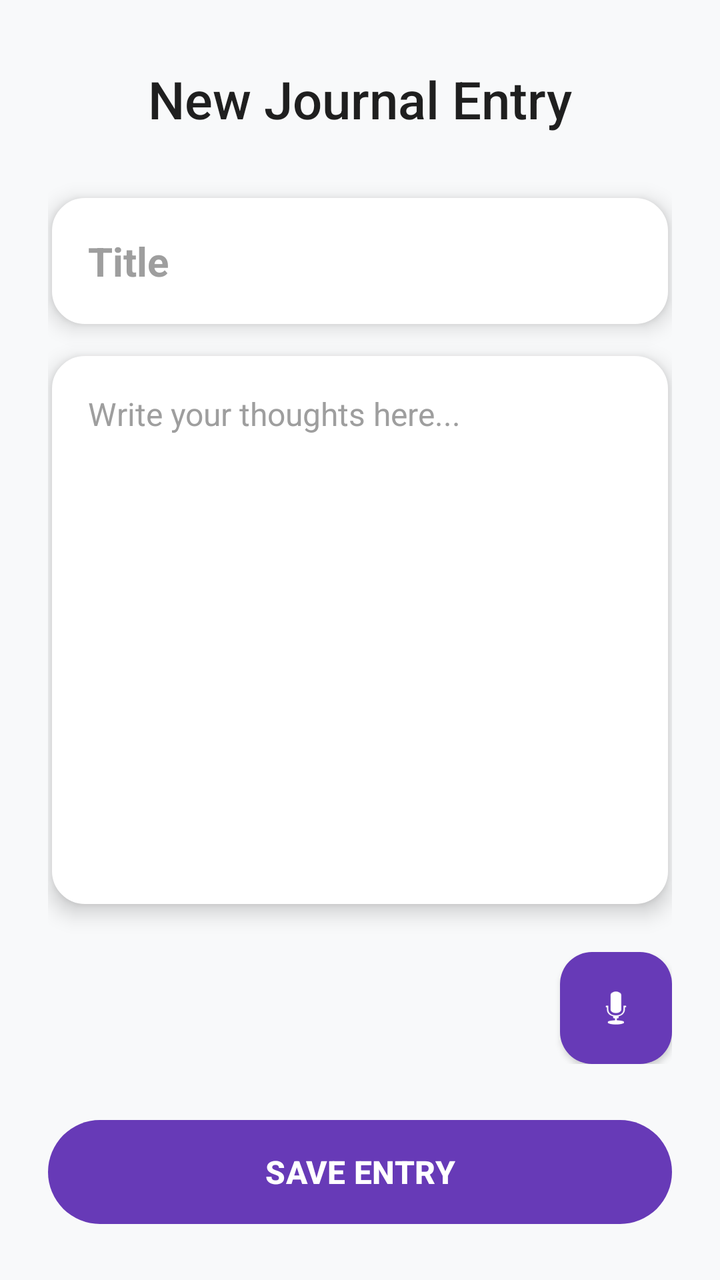
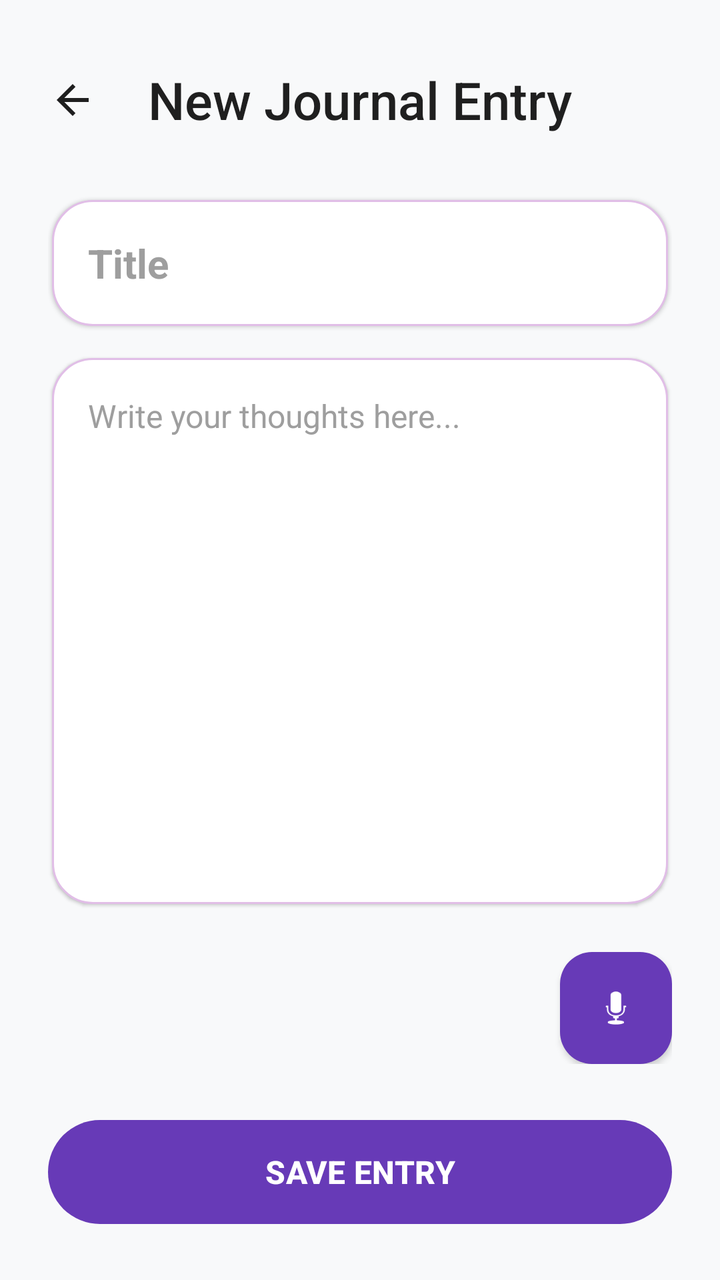

Two renders of the same Android screen: before a commit and after it. Below are the layout's source before the change and the commit's diff.
<!-- AndroidManifest.xml: application theme Theme.SpiritualTracker -->
<!-- res/layout/activity_journal.xml -->
<?xml version="1.0" encoding="utf-8"?>
<LinearLayout xmlns:android="http://schemas.android.com/apk/res/android"
    xmlns:app="http://schemas.android.com/apk/res-auto"
    android:layout_width="match_parent"
    android:layout_height="match_parent"
    android:orientation="vertical"
    android:background="#F8F9FA"
    android:fitsSystemWindows="true">

    <LinearLayout
        android:layout_width="match_parent"
        android:layout_height="match_parent"
        android:orientation="vertical"
        android:padding="24dp">

        <TextView
            android:layout_width="wrap_content"
            android:layout_height="wrap_content"
            android:text="New Journal Entry"
            android:textSize="26sp"
            android:fontFamily="sans-serif-medium"
            android:textColor="#1F1F1F"
            android:layout_gravity="center"
            android:layout_marginTop="8dp"
            android:layout_marginBottom="32dp"/>

        <EditText
            android:id="@+id/etTitle"
            android:layout_width="match_parent"
            android:layout_height="wrap_content"
            android:background="@drawable/bg_rounded_input"
            android:backgroundTint="#FFFFFF"
            android:elevation="6dp"
            android:padding="18dp"
            android:hint="Title"
            android:textSize="20sp"
            android:textStyle="bold"
            android:layout_marginBottom="16dp"
            android:layout_marginHorizontal="2dp"
            android:textColor="#1F1F1F"
            android:textColorHint="#9E9E9E"/>

        <EditText
            android:id="@+id/etContent"
            android:layout_width="match_parent"
            android:layout_height="0dp"
            android:layout_weight="1"
            android:background="@drawable/bg_rounded_input"
            android:backgroundTint="#FFFFFF"
            android:elevation="6dp"
            android:padding="18dp"
            android:hint="Write your thoughts here..."
            android:gravity="top|start"
            android:textSize="16sp"
            android:lineSpacingExtra="4dp"
            android:layout_marginBottom="24dp"
            android:layout_marginHorizontal="2dp"
            android:textColor="#333333"
            android:textColorHint="#9E9E9E"/>

        <LinearLayout
            android:layout_width="match_parent"
            android:layout_height="wrap_content"
            android:orientation="horizontal"
            android:gravity="center_vertical|end"
            android:layout_marginBottom="24dp">

            <TextView
                android:id="@+id/tvRecordTimer"
                android:layout_width="0dp"
                android:layout_height="wrap_content"
                android:layout_weight="1"
                android:text="00:00"
                android:textColor="#999999"
                android:textSize="14sp"
                android:fontFamily="sans-serif-medium"
                android:paddingStart="4dp"
                android:visibility="gone" />

            <com.google.android.material.floatingactionbutton.FloatingActionButton
                android:id="@+id/btnDiscardAudio"
                android:layout_width="wrap_content"
                android:layout_height="wrap_content"
                android:layout_marginEnd="16dp"
                android:src="@android:drawable/ic_menu_delete"
                app:backgroundTint="#FEE7E6"
                app:tint="#E53935"
                app:elevation="0dp"
                app:fabCustomSize="40dp"
                android:visibility="gone" />

            <com.google.android.material.floatingactionbutton.FloatingActionButton
                android:id="@+id/btnRecord"
                android:layout_width="wrap_content"
                android:layout_height="wrap_content"
                android:src="@android:drawable/ic_btn_speak_now"
                app:backgroundTint="#673AB7"
                app:tint="@android:color/white"
                app:elevation="2dp"
                app:fabSize="normal" />
        </LinearLayout>

        <com.google.android.material.button.MaterialButton
            android:id="@+id/btnSaveJournal"
            android:layout_width="match_parent"
            android:layout_height="60dp"
            android:text="SAVE ENTRY"
            android:textSize="16sp"
            android:textStyle="bold"
            app:cornerRadius="30dp"
            app:backgroundTint="#673AB7"
            android:textColor="#ffffff"/>

    </LinearLayout>
</LinearLayout>
<!-- resources referenced by this layout -->
<resources>
  <!-- drawable bg_rounded_input (drawable) -->
  <?xml version="1.0" encoding="utf-8"?>
  <shape xmlns:android="http://schemas.android.com/apk/res/android"
      android:shape="rectangle">
      <solid android:color="@android:color/white" />
      <corners android:radius="16dp" />
      <stroke
          android:width="1dp"
          android:color="#E0E0E0" />
  </shape>
  <style name="Theme.SpiritualTracker" parent="Base.Theme.SpiritualTracker" />
  <style name="Base.Theme.SpiritualTracker" parent="Theme.Material3.DayNight.NoActionBar">
          <item name="colorPrimary">#7E57C2</item>
          <item name="colorOnPrimary">#FFFFFF</item>
          <item name="colorSecondaryContainer">#D1C4E9</item>
          <item name="colorOnSecondaryContainer">#7E57C2</item>
          <item name="android:windowBackground">#F3F4F9</item>
          
          <item name="android:navigationBarColor">#F5F5F5</item>
          <item name="android:windowLightNavigationBar" tools:targetApi="27">true</item>
      </style>
</resources>

<!-- the commit's change to res/layout/activity_journal.xml (unified diff, before → after) -->
@@ -13,24 +13,41 @@
         android:orientation="vertical"
         android:padding="24dp">
 
-        <TextView
-            android:layout_width="wrap_content"
+        <FrameLayout
+            android:layout_width="match_parent"
             android:layout_height="wrap_content"
-            android:text="New Journal Entry"
-            android:textSize="26sp"
-            android:fontFamily="sans-serif-medium"
-            android:textColor="#1F1F1F"
-            android:layout_gravity="center"
-            android:layout_marginTop="8dp"
-            android:layout_marginBottom="32dp"/>
+            android:layout_marginTop="4dp"
+            android:layout_marginBottom="28dp">
+
+            <ImageView
+                android:id="@+id/btnJournalClose"
+                android:layout_width="44dp"
+                android:layout_height="44dp"
+                android:layout_gravity="start|center_vertical"
+                android:layout_marginStart="-10dp"
+                android:background="?attr/selectableItemBackgroundBorderless"
+                android:contentDescription="Close"
+                android:padding="10dp"
+                android:src="@drawable/ic_back"
+                app:tint="#1F1F1F" />
+
+            <TextView
+                android:id="@+id/tvJournalHeading"
+                android:layout_width="wrap_content"
+                android:layout_height="wrap_content"
+                android:layout_gravity="center"
+                android:text="New Journal Entry"
+                android:textSize="26sp"
+                android:fontFamily="sans-serif-medium"
+                android:textColor="#1F1F1F"/>
+        </FrameLayout>
 
         <EditText
             android:id="@+id/etTitle"
             android:layout_width="match_parent"
             android:layout_height="wrap_content"
-            android:background="@drawable/bg_rounded_input"
-            android:backgroundTint="#FFFFFF"
-            android:elevation="6dp"
+            android:background="@drawable/bg_journal_field"
+            android:elevation="1dp"
             android:padding="18dp"
             android:hint="Title"
             android:textSize="20sp"
@@ -45,9 +62,8 @@
             android:layout_width="match_parent"
             android:layout_height="0dp"
             android:layout_weight="1"
-            android:background="@drawable/bg_rounded_input"
-            android:backgroundTint="#FFFFFF"
-            android:elevation="6dp"
+            android:background="@drawable/bg_journal_field"
+            android:elevation="1dp"
             android:padding="18dp"
             android:hint="Write your thoughts here..."
             android:gravity="top|start"
<!-- resource entries referenced after the edit -->
@@ -1,15 +1,23 @@
 <!-- resources referenced by this layout -->
 <resources>
-  <!-- drawable bg_rounded_input (drawable) -->
+  <!-- drawable bg_journal_field (drawable) -->
   <?xml version="1.0" encoding="utf-8"?>
   <shape xmlns:android="http://schemas.android.com/apk/res/android"
       android:shape="rectangle">
-      <solid android:color="@android:color/white" />
-      <corners android:radius="16dp" />
-      <stroke
-          android:width="1dp"
-          android:color="#E0E0E0" />
+      <solid android:color="#FFFFFF" />
+      <stroke android:width="1dp" android:color="#E1BEE7" />
+      <corners android:radius="20dp" />
   </shape>
+  <!-- drawable ic_back (drawable) -->
+  <vector xmlns:android="http://schemas.android.com/apk/res/android"
+      android:width="24dp"
+      android:height="24dp"
+      android:viewportWidth="24"
+      android:viewportHeight="24">
+      <path
+          android:fillColor="#FFFFFFFF"
+          android:pathData="M20,11H7.83l5.59,-5.59L12,4l-8,8 8,8 1.41,-1.41L7.83,13H20v-2z" />
+  </vector>
   <style name="Theme.SpiritualTracker" parent="Base.Theme.SpiritualTracker" />
   <style name="Base.Theme.SpiritualTracker" parent="Theme.Material3.DayNight.NoActionBar">
           <item name="colorPrimary">#7E57C2</item>
